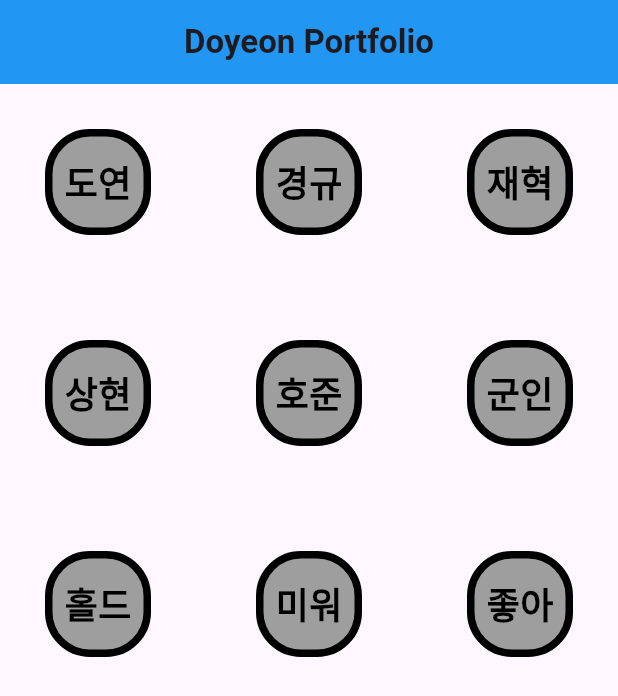
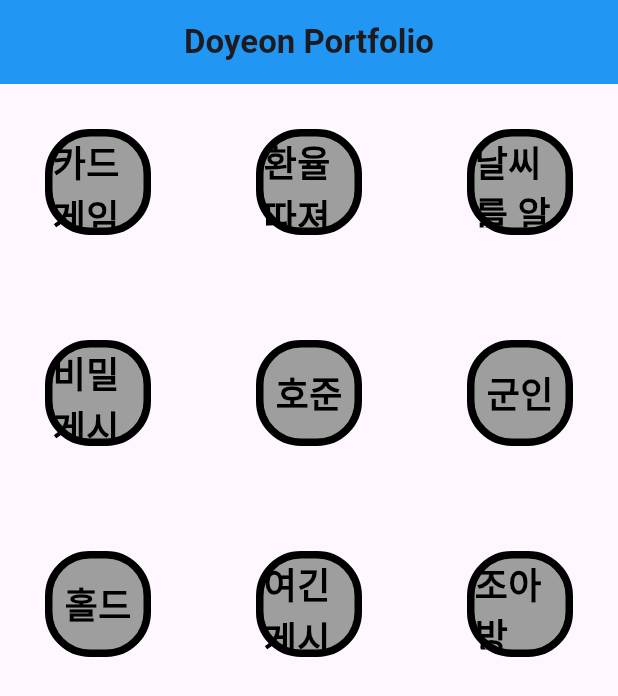
Before and after one commit to DoyeonKR/flutter-Practice, a Flutter app: the screen it shows after launch, on a phone screen of 412 x 824 dp. Shown: the top 696 px of the screen. Run offline on Flutter 3.47's test engine with Material 3 defaults, Android fonts, the light colour scheme and no system bars.

Commit message:
2-25 commit

```diff
--- a/lib/widget/customgrid.dart
+++ b/lib/widget/customgrid.dart
@@ -1,13 +1,13 @@
 import 'package:flutter/material.dart';
 import '../screens/detail_screen.dart'; // 디테일 스크린 임포트
+import '../screens/secret_board_screen.dart'; // '비밀 게시판' 페이지를 위한 임포트
 
 class CustomGrid extends StatelessWidget {
   final List<String> boxNames = [
-    '도연' , '경규' , '재혁',
-    '상현' , '호준' , '군인',
-    '홀드' , '미워' , '좋아'
+    '카드 게임방', '환율 따져보고 여행가자', '날씨를 알아보고 내일\n출근 하지말자',
+    '비밀 게시판', '호준', '군인',
+    '홀드', '여긴 게시판', '조아방',
   ];
-
 
   @override
   Widget build(BuildContext context) {
@@ -24,12 +24,23 @@ class CustomGrid extends StatelessWidget {
         itemBuilder: (context, index) {
           return GestureDetector(
             onTap: () {
+              if (boxNames[index] == '비밀 게시판') {
+                // '비밀 게시판'을 선택했을 때 게시판 페이지로 이동
+                Navigator.push(
+                  context,
+                  MaterialPageRoute(
+                    builder: (context) => SecretBoardScreen(), // '비밀 게시판' 페이지로 이동
+                  ),
+                );
+              } else {
+                // 다른 항목을 선택했을 때 DetailScreen으로 이동
                 Navigator.push(
                   context,
                   MaterialPageRoute(
                     builder: (context) => DetailScreen(name: boxNames[index]),
                   ),
                 );
+              }
             },
             child: Container(
               decoration: BoxDecoration(
@@ -39,7 +50,7 @@ class CustomGrid extends StatelessWidget {
               ),
               child: Center(
                 child: Text(
-                  boxNames[index], // 'boxNames[index]' 대신 boxNames[index] 사용
+                  boxNames[index],
                   style: TextStyle(
                     color: Colors.black,
                     fontWeight: FontWeight.bold,
```
Also changed, not shown: lib/screens/secret_board_screen.dart (added, +50 -0 lines). Lines whose indentation alone changed are shown as unchanged.
